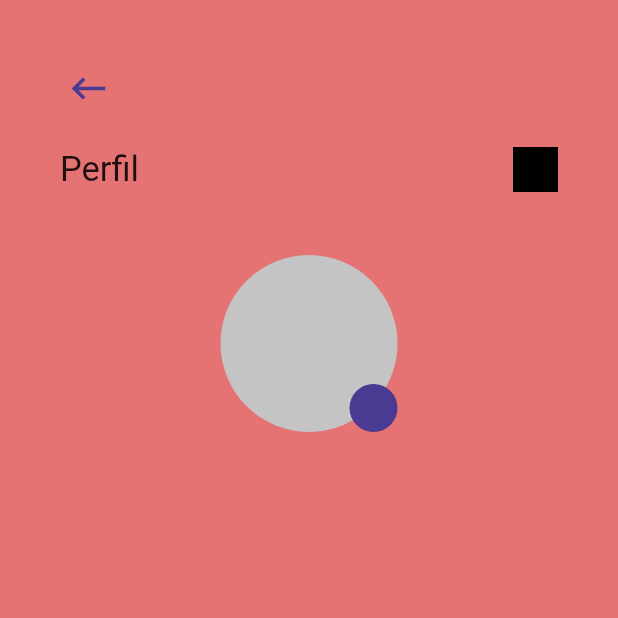
After one commit to wennys-camilo/joinme, a Flutter app: the UserPage screen opened by its route, on a phone screen of 412 x 824 dp, the top half of it. The commit adds this screen. Run offline on Flutter 3.47's test engine with Material 2 defaults, Android fonts, the phone set to English and light mode, and no system bars; our stand-ins replace dartz, dio, flutter_modular, flutter_secure_storage, flutter_svg, flutter_switch and 2 more; missing offline and left inert: validatorless; accounts and stored records are empty.

Commit message:
user page ongoing

```diff
--- a/lib/app/modules/home/home_module.dart
+++ b/lib/app/modules/home/home_module.dart
@@ -2,6 +2,7 @@ import 'package:flutter_modular/flutter_modular.dart';
 import '../home/home_store.dart';
 
 import 'home_page.dart';
+import 'user_page/user_page.dart';
 
 class HomeModule extends Module {
   @override
@@ -12,5 +13,6 @@ class HomeModule extends Module {
   @override
   final List<ModularRoute> routes = [
     ChildRoute(Modular.initialRoute, child: (_, args) => const HomePage()),
+    ChildRoute('/userPage', child: (_, args) => const UserPage()),
   ];
 }
--- a/lib/app/modules/home/home_page.dart
+++ b/lib/app/modules/home/home_page.dart
@@ -38,11 +38,11 @@ class _HomePageState extends ModularState<HomePage, HomeStore> {
                   child: Row(
                     children: [
                       GestureDetector(
-                        onTap: (() {}),
+                        onTap: (() => Modular.to.pushNamed('./userPage')),
                         child: Container(
                           decoration: BoxDecoration(
                               shape: BoxShape.circle,
-                              color: AppTheme.colors.grey),
+                              color: AppTheme.colors.primary),
                           height: 49,
                           width: 49,
                         ),
--- /dev/null
+++ b/lib/app/modules/home/user_page/user_page.dart
@@ -0,0 +1,73 @@
+import 'package:camp_final/app/shared/presentation/themes/app_theme.dart';
+import 'package:flutter/material.dart';
+
+class UserPage extends StatelessWidget {
+  const UserPage({Key? key}) : super(key: key);
+
+  @override
+  Widget build(BuildContext context) {
+    return Scaffold(
+      body: Container(
+        width: MediaQuery.of(context).size.width,
+        height: MediaQuery.of(context).size.height,
+        color: Colors.red[300],
+        child: Column(
+          children: [
+            Padding(
+              padding: const EdgeInsets.only(top: 44, left: 44),
+              child: Row(children: [
+                Icon(
+                  Icons.keyboard_backspace,
+                  color: AppTheme.colors.primary,
+                  size: 30,
+                )
+              ]),
+            ),
+            SizedBox(
+              height: 24,
+            ),
+            Padding(
+              padding: const EdgeInsets.symmetric(horizontal: 40),
+              child: Row(
+                mainAxisAlignment: MainAxisAlignment.spaceBetween,
+                children: [
+                  Text(
+                    'Perfil',
+                    style: TextStyle(fontSize: 23),
+                  ),
+                  Container(
+                    width: 30,
+                    height: 30,
+                    color: Colors.black,
+                  )
+                ],
+              ),
+            ), SizedBox(height: 42,),
+            Center(
+              child: Stack(
+                children: [
+                  Container(
+                    height: 118,
+                    width: 118,
+                    decoration: BoxDecoration(
+                        shape: BoxShape.circle, color: AppTheme.colors.grey),
+                  ),
+                  Positioned(
+                    bottom: 0,
+                    right: 0,
+                    child: Container(
+                        height: 32,
+                        width: 32,
+                        decoration: BoxDecoration(
+                            shape: BoxShape.circle,
+                            color: AppTheme.colors.primary)),
+                  )
+                ],
+              ),
+            )
+          ],
+        ),
+      ),
+    );
+  }
+}
```
